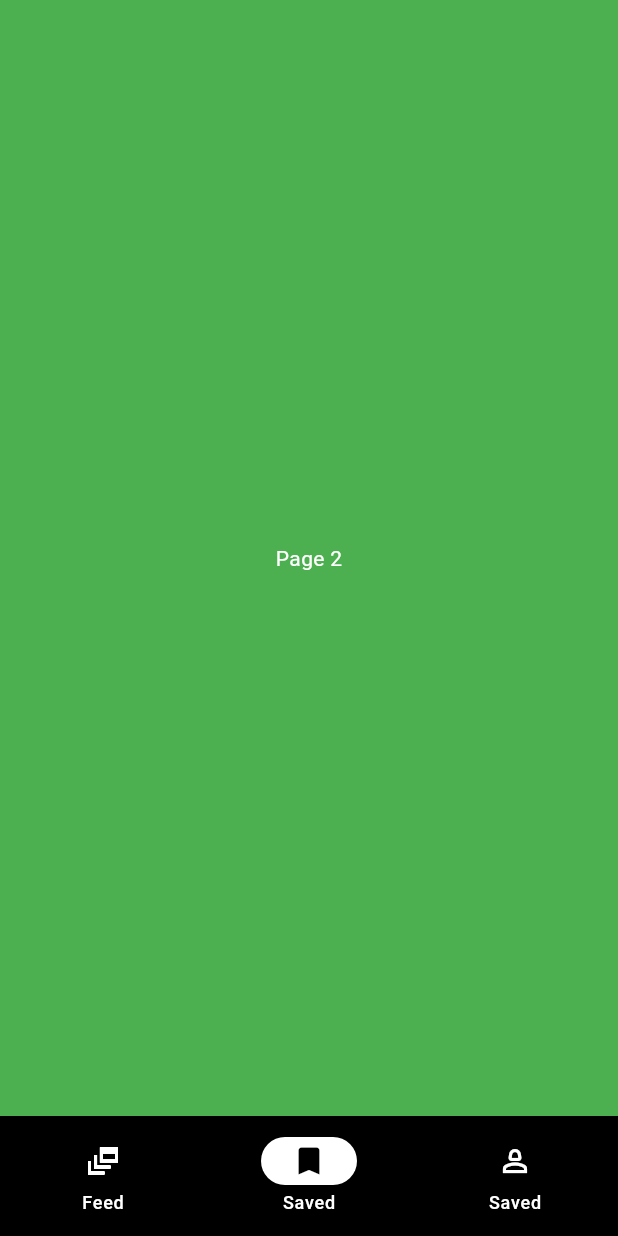
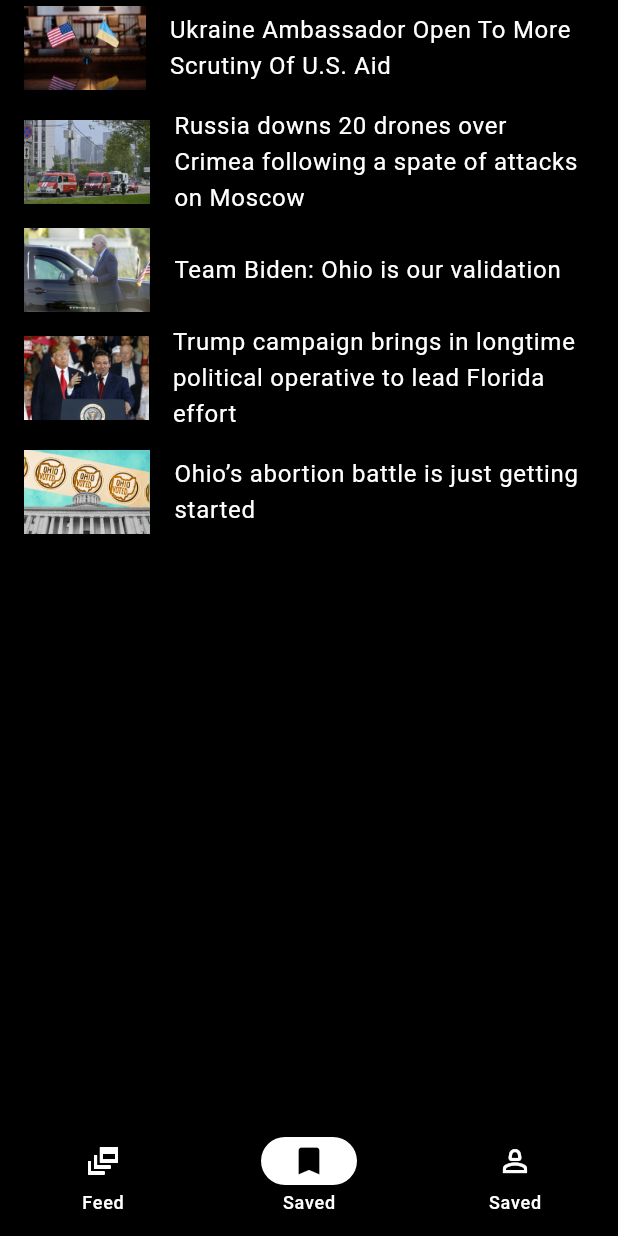
Before and after one commit to jacksonarnold/news_bytes_flutter, a Flutter app: the screen it shows after launch, item 2 of the bottom bar chosen, on a phone screen of 412 x 824 dp. Run offline on Flutter 3.47's test engine with Material 2 defaults, Android fonts, the phone set to English and light mode, and no system bars; our stand-ins replace cached_network_image; missing offline and left inert: amplify_auth_cognito, amplify_authenticator, amplify_flutter; network calls fail.

Commit message:
add saved stories screen and swap images for news feed

```diff
--- a/lib/views/home.dart
+++ b/lib/views/home.dart
@@ -1,5 +1,6 @@
 import 'package:flutter/material.dart';
 import 'package:news_bytes/views/news_feed.dart';
+import 'package:news_bytes/views/saved_stories.dart';
 
 class Home extends StatefulWidget {
   const Home({super.key});
@@ -48,9 +49,9 @@ class _HomeState extends State<Home> {
           child: const NewsFeed(),
         ),
         Container(
-          color: Colors.green,
+          color: Colors.black,
           alignment: Alignment.center,
-          child: const Text('Page 2'),
+          child: SavedStoriesList(),
         ),
         Container(
           color: Colors.blue,
--- a/lib/views/news_feed.dart
+++ b/lib/views/news_feed.dart
@@ -10,13 +10,19 @@ class NewsFeed extends StatefulWidget {
 }
 
 class NewsFeedState extends State<NewsFeed> {
-  List<String> newsItems = ['News 1', 'News 2', 'News 3', 'News 4', 'News 5'];
+  List<String> newsItems = [
+    'Ukraine Ambassador Open To More Scrutiny Of U.S. Aid',
+    'Russia downs 20 drones over Crimea following a spate of attacks on Moscow',
+    'Team Biden: Ohio is our validation',
+    'Trump campaign brings in longtime political operative to lead Florida effort',
+    'Ohio’s abortion battle is just getting started'
+  ];
   List<String> imageUrls = [
-    'https://fastly.picsum.photos/id/643/200/300.jpg?hmac=rS-MHa0BIMHdAgm-FZ7QM36aRKEAzzhSRNRv5n4uqGc',
-    'https://fastly.picsum.photos/id/643/200/300.jpg?hmac=rS-MHa0BIMHdAgm-FZ7QM36aRKEAzzhSRNRv5n4uqGc',
-    'https://fastly.picsum.photos/id/643/200/300.jpg?hmac=rS-MHa0BIMHdAgm-FZ7QM36aRKEAzzhSRNRv5n4uqGc',
-    'https://fastly.picsum.photos/id/643/200/300.jpg?hmac=rS-MHa0BIMHdAgm-FZ7QM36aRKEAzzhSRNRv5n4uqGc',
-    'https://fastly.picsum.photos/id/643/200/300.jpg?hmac=rS-MHa0BIMHdAgm-FZ7QM36aRKEAzzhSRNRv5n4uqGc'
+    'https://img.huffingtonpost.com/asset/64d68f932500005a003a8a98.jpg?ops=scalefit_1280_noupscale&format=webp',
+    'https://www.politico.com/dims4/default/e26c3cc/2147483647/strip/true/crop/6000x4000+0+0/resize/1260x840!/quality/90/?url=https%3A%2F%2Fstatic.politico.com%2F2d%2Fa6%2F32ad03ae413a865a817c90333121%2Frussia-ukraine-drone-attack-96996.jpg',
+    'https://www.politico.com/dims4/default/8c3e667/2147483647/strip/true/crop/4063x2709+0+0/resize/1260x840!/quality/90/?url=https%3A%2F%2Fstatic.politico.com%2F1b%2F01%2Fafcb7731499d8e4355b1a4db6307%2Fbiden-98156.jpg',
+    'https://www.politico.com/dims4/default/51b3e71/2147483647/strip/true/crop/2697x1820+0+0/resize/1260x850!/quality/90/?url=https%3A%2F%2Fstatic.politico.com%2Fe0%2Fff%2F39c477bd49e99e9878385aa8e6cd%2Ffl-election-2018-florida-news-guide-30823.jpg',
+    'https://www.politico.com/dims4/default/41807e5/2147483647/resize/1524x/quality/90/?url=https%3A%2F%2Fstatic.politico.com%2F4a%2F57%2F29276f334da2aefb71e90c818167%2Fwr-leadimage-08-11-23-2.png'
   ];
 
   final PageController _pageController = PageController(viewportFraction: 0.85);
--- /dev/null
+++ b/lib/views/saved_stories.dart
@@ -0,0 +1,44 @@
+import 'package:flutter/material.dart';
+
+class SavedStoriesList extends StatelessWidget {
+  final List<Map<String, String>> stories = [
+    {
+      'headline': 'Ukraine Ambassador Open To More Scrutiny Of U.S. Aid',
+      'image': 'assets/images/ukraine_story.webp'
+    },
+    {
+      'headline': 'Russia downs 20 drones over Crimea following a spate of attacks on Moscow',
+      'image': 'assets/images/russia_drones.jpeg'
+    },
+    {
+      'headline': 'Team Biden: Ohio is our validation',
+      'image': 'assets/images/biden.jpeg'
+    },
+    {
+      'headline': 'Trump campaign brings in longtime political operative to lead Florida effort',
+      'image': 'assets/images/trump.jpeg'
+    },
+    {
+      'headline': 'Ohio’s abortion battle is just getting started',
+      'image': 'assets/images/abortion.png'
+    },
+  ];
+
+  @override
+  Widget build(BuildContext context) {
+    return ListView.builder(
+      itemCount: stories.length,
+      // separatorBuilder: (context, index) => Divider(),
+      itemBuilder: (context, index) {
+        final story = stories[index];
+        return ListTile(
+          leading: Image.asset(story['image']!),
+          title: Text(story['headline']!),
+          onTap: () {
+            // TODO: Implement navigation to story details
+          },
+        );
+      },
+    );
+  }
+}
```
Also changed, not shown: assets/images/abortion.png (added), assets/images/biden.jpeg (added), assets/images/russia_drones.jpeg (added), assets/images/trump.jpeg (added), assets/images/ukraine_story.webp (added).
